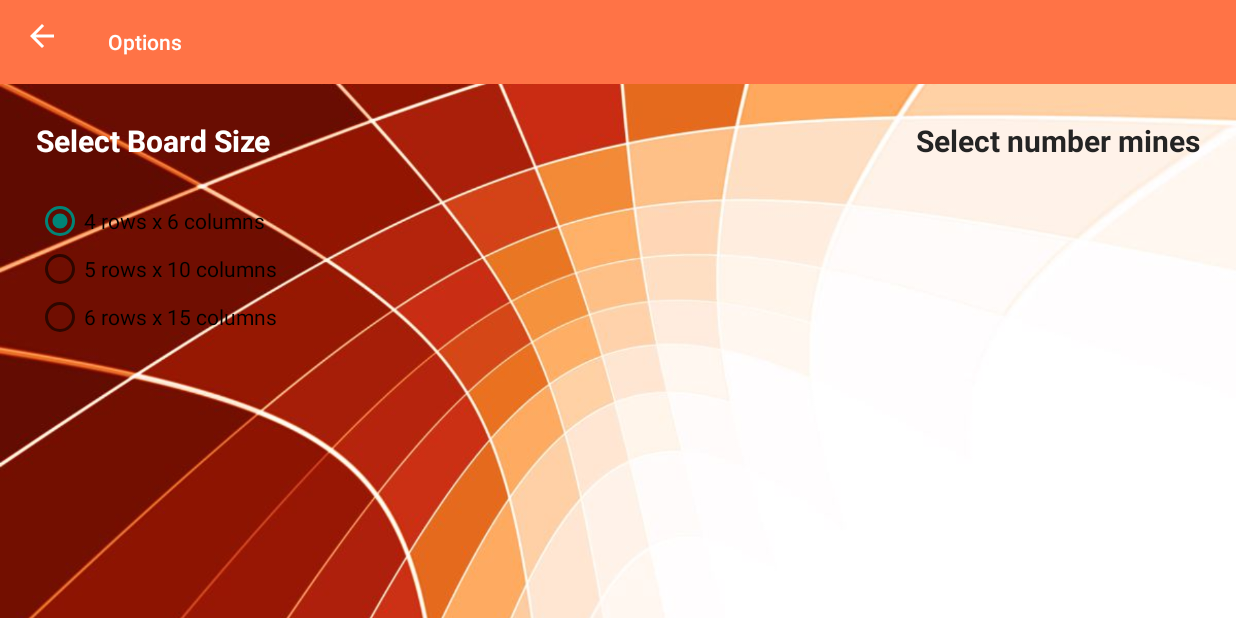
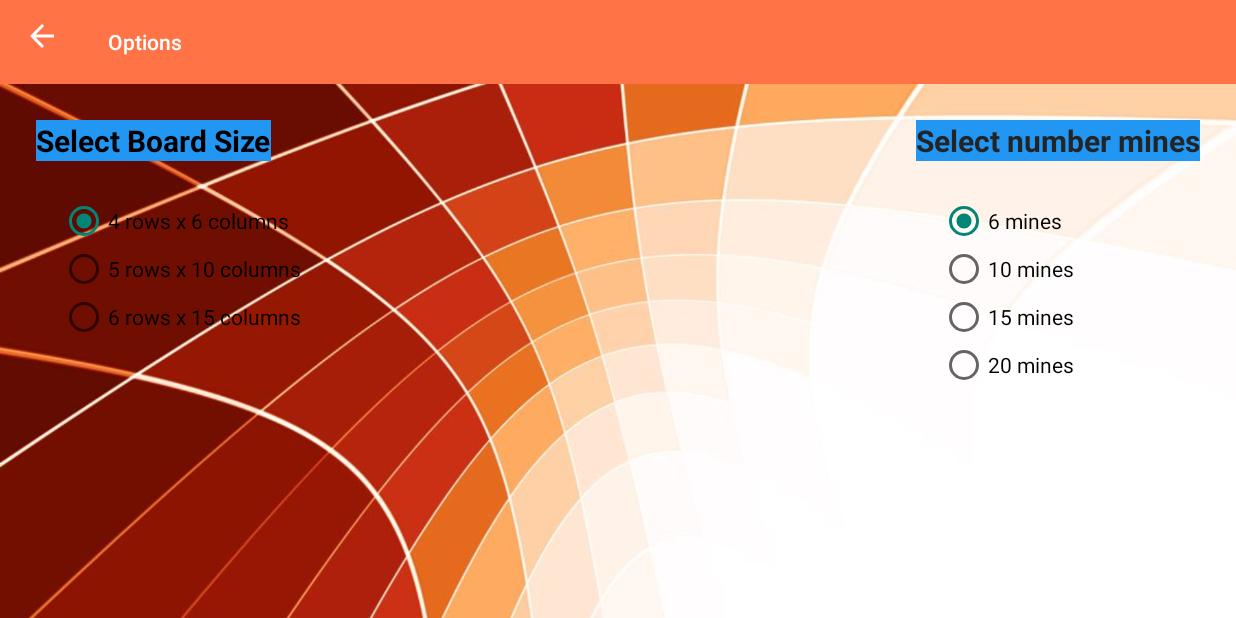
Before and after one commit to hanidnguyen/Diamond-Seeker, an Android app: the MainMenu screen opened directly, with no data from a screen before it, after a tap on "OPTIONS", on a phone screen of 824 x 412 dp (held sideways). Run offline under Robolectric (Android 15) with nearby library versions, the phone set to English and light mode, and no system bars.

Commit message:
- Completed the Options page with options saved by SharedPreferences

```diff
--- a/app/src/main/java/cmpt276/assignment3/diamondseeker/MainMenu.java
+++ b/app/src/main/java/cmpt276/assignment3/diamondseeker/MainMenu.java
@@ -1,22 +1,14 @@
 package cmpt276.assignment3.diamondseeker;
 
-import androidx.activity.result.ActivityResult;
-import androidx.activity.result.ActivityResultCallback;
-import androidx.activity.result.ActivityResultLauncher;
-import androidx.activity.result.contract.ActivityResultContracts;
 import androidx.annotation.NonNull;
-import androidx.annotation.Nullable;
 import androidx.appcompat.app.ActionBar;
 import androidx.appcompat.app.AppCompatActivity;
 
-import android.app.Activity;
 import android.content.Intent;
 import android.os.Bundle;
-import android.util.Log;
 import android.view.MenuItem;
 import android.widget.Button;
 import android.widget.TextView;
-import android.widget.Toast;
 
 import cmpt276.assignment3.diamondseeker.model.GameOptions;
 
@@ -77,9 +69,12 @@ public class MainMenu extends AppCompatActivity {
 
     private void refreshScreen() {
         //Refresh num panels display
-        TextView tvNumPanels = findViewById(R.id.board_number);
-        int numPanels = OptionsPage.getNumPanels(this);
-        tvNumPanels.setText(""+numPanels);
+        TextView tvBoardPanels = findViewById(R.id.board_number);
+        TextView tvMinesPanels = findViewById(R.id.mines_number);
+        int boardPanels = OptionsPage.getBoardNumPanels(this);
+        int minesPanels = OptionsPage.getMinesNumPanels(this);
+        tvBoardPanels.setText(""+boardPanels);
+        tvMinesPanels.setText(""+minesPanels);
     }
 
     @Override
--- a/app/src/main/java/cmpt276/assignment3/diamondseeker/OptionsPage.java
+++ b/app/src/main/java/cmpt276/assignment3/diamondseeker/OptionsPage.java
@@ -14,6 +14,7 @@ import android.widget.RadioGroup;
 
 public class OptionsPage extends AppCompatActivity {
     private static final String BOARD_NUM_NAME = "Board Number";
+    private static final String MINES_NUM_NAME = "Mines Number";
     private static final String PREFS_NAME = "AppPrefs";
 
     public static Intent makeIntent(Context context){
@@ -30,35 +31,55 @@ public class OptionsPage extends AppCompatActivity {
         ab.setDisplayHomeAsUpEnabled(true);
 
         createBoardSizeRadioButtons();
+        createMineRadioButtons();
     }
+
+
 
     private void createBoardSizeRadioButtons() {
         RadioGroup group = findViewById(R.id.board_size_radio);
 
         int[] numPanels = getResources().getIntArray(R.array.num_board_size);
-        String[] board_optionsDisplay = getResources().getStringArray(R.array.board_options_display);
+        String[] board_options_display = getResources().getStringArray(R.array.board_options_display);
         //create the buttons
         for(int i = 0; i < numPanels.length; i++){
             final int numPanel = numPanels[i];
 
             RadioButton button = new RadioButton(this);
-            button.setText(board_optionsDisplay[i]);
+            button.setText(board_options_display[i]);
 
             button.setOnClickListener(view ->
-                    {
-                        saveBoardOption(numPanel);
-                    }
-                );
+                    saveBoardOption(numPanel)
+            );
 
             //Add to radio group:
             group.addView(button);
 
             //Select default button:
-            if(numPanel == getNumPanels(this)){
+            if(numPanel == getBoardNumPanels(this)){
                 button.setChecked(true);
             }
         }
 
+    }
+
+    private void createMineRadioButtons() {
+        RadioGroup group = findViewById(R.id.mines_size_radio);
+        int[] numPanels = getResources().getIntArray(R.array.mines_number);
+        String[] mines_option_display = getResources().getStringArray(R.array.mines_options_display);
+
+        for(int i = 0; i < numPanels.length; i++){
+            final int numPanel = numPanels[i];
+
+            RadioButton button = new RadioButton(this);
+            button.setText(mines_option_display[i]);
+
+            button.setOnClickListener(view -> saveMinesOption(numPanel));
+            group.addView(button);
+            if(numPanel == getMinesNumPanels(this)){
+                button.setChecked(true);
+            }
+        }
     }
 
     private void saveBoardOption(int numPanel) {
@@ -68,7 +89,14 @@ public class OptionsPage extends AppCompatActivity {
         editor.apply();
     }
 
-    static public int getNumPanels(Context context){
+    private void saveMinesOption(int numPanel) {
+        SharedPreferences prefs = this.getSharedPreferences(PREFS_NAME,MODE_PRIVATE);
+        SharedPreferences.Editor editor = prefs.edit();
+        editor.putInt(MINES_NUM_NAME,numPanel);
+        editor.apply();
+    }
+
+    static public int getBoardNumPanels(Context context){
         SharedPreferences prefs = context.getSharedPreferences(PREFS_NAME,MODE_PRIVATE);
 
         int default_board_size = context.getResources().getInteger(R.integer.default_board_size);
@@ -76,6 +104,13 @@ public class OptionsPage extends AppCompatActivity {
         return prefs.getInt(BOARD_NUM_NAME,default_board_size);
     }
 
+    static public int getMinesNumPanels(Context context){
+        SharedPreferences prefs = context.getSharedPreferences(PREFS_NAME,MODE_PRIVATE);
+
+        int default_mines_size = context.getResources().getInteger(R.integer.default_mine);
+
+        return prefs.getInt(MINES_NUM_NAME,default_mines_size);
+    }
 
     @Override
     public boolean onOptionsItemSelected(@NonNull MenuItem item) {
--- a/app/src/main/res/layout/activity_options_page.xml
+++ b/app/src/main/res/layout/activity_options_page.xml
@@ -4,19 +4,21 @@
     xmlns:tools="http://schemas.android.com/tools"
     android:layout_width="match_parent"
     android:layout_height="match_parent"
+    android:background="@color/orange"
+    android:backgroundTint="@color/orange"
     tools:context=".OptionsPage">
 
     <ImageView
         android:id="@+id/options_background"
         android:layout_width="fill_parent"
         android:layout_height="fill_parent"
+        android:contentDescription="@string/options_background_description"
         android:scaleType="centerCrop"
-        android:contentDescription="Options background"
-        app:srcCompat="@drawable/options_background"
         app:layout_constraintBottom_toBottomOf="parent"
         app:layout_constraintEnd_toEndOf="parent"
         app:layout_constraintStart_toStartOf="parent"
-        app:layout_constraintTop_toTopOf="parent"/>
+        app:layout_constraintTop_toTopOf="parent"
+        app:srcCompat="@drawable/options_background" />
 
     <androidx.appcompat.widget.Toolbar
         android:id="@+id/options_toolbar"
@@ -25,19 +27,19 @@
         android:background="@color/orange"
         android:minHeight="?attr/actionBarSize"
         android:theme="?attr/actionBarTheme"
-        app:theme="@style/ThemeOverlay.AppCompat.Dark.ActionBar"
         app:layout_constraintEnd_toEndOf="parent"
         app:layout_constraintStart_toStartOf="parent"
-        app:layout_constraintTop_toTopOf="parent" />
+        app:layout_constraintTop_toTopOf="parent"
+        app:theme="@style/ThemeOverlay.AppCompat.Dark.ActionBar" />
 
     <RadioGroup
         android:id="@+id/board_size_radio"
         android:layout_width="wrap_content"
         android:layout_height="wrap_content"
-        android:layout_marginStart="24dp"
+        android:layout_marginStart="16dp"
         android:layout_marginTop="24dp"
-        app:layout_constraintStart_toStartOf="parent"
-        app:layout_constraintTop_toBottomOf="@+id/board_size_text"></RadioGroup>
+        app:layout_constraintStart_toStartOf="@+id/board_size_text"
+        app:layout_constraintTop_toBottomOf="@+id/board_size_text" />
 
     <TextView
         android:id="@+id/board_size_text"
@@ -45,8 +47,9 @@
         android:layout_height="wrap_content"
         android:layout_marginStart="24dp"
         android:layout_marginTop="24dp"
-        android:text="Select Board Size"
-        android:textColor="@color/white"
+        android:background="@color/blue"
+        android:text="@string/board_size_subtitle"
+        android:textColor="@color/black"
         android:textSize="20sp"
         android:textStyle="bold"
         app:layout_constraintStart_toStartOf="parent"
@@ -58,13 +61,22 @@
         android:layout_height="wrap_content"
         android:layout_marginTop="24dp"
         android:layout_marginEnd="24dp"
-        android:text="Select number mines"
+        android:background="@color/blue"
+        android:text="@string/number_mines_subtitle"
         android:textColor="@color/dark_grey"
         android:textSize="20sp"
         android:textStyle="bold"
         app:layout_constraintEnd_toEndOf="@+id/options_background"
         app:layout_constraintTop_toBottomOf="@+id/options_toolbar" />
 
+    <RadioGroup
+        android:id="@+id/mines_size_radio"
+        android:layout_width="wrap_content"
+        android:layout_height="wrap_content"
+        android:layout_marginStart="16dp"
+        android:layout_marginTop="24dp"
+        app:layout_constraintStart_toStartOf="@+id/mines_text"
+        app:layout_constraintTop_toBottomOf="@+id/mines_text" />
 
 
 </androidx.constraintlayout.widget.ConstraintLayout>
--- /dev/null
+++ b/app/src/main/res/values/mines_number.xml
@@ -0,0 +1,19 @@
+<?xml version="1.0" encoding="utf-8"?>
+<resources>
+    <integer-array name="mines_number">
+        <item>6</item>
+        <item>10</item>
+        <item>15</item>
+        <item>20</item>
+    </integer-array>
+
+    <integer name="default_mine">6</integer>
+
+    <string-array name="mines_options_display">
+        <item>6 mines</item>
+        <item>10 mines</item>
+        <item>15 mines</item>
+        <item>20 mines</item>
+    </string-array>
+
+</resources>
--- a/app/src/main/res/values/strings.xml
+++ b/app/src/main/res/values/strings.xml
@@ -6,5 +6,8 @@
     <string name="onActivity_ref"><a
         href="https://stackoverflow.com/questions/62671106/onactivityresult-method-is-deprecated-what-is-the-alternative">
         Tap to link</a></string>
+    <string name="number_mines_subtitle">Select number mines</string>
+    <string name="board_size_subtitle">Select Board Size</string>
+    <string name="options_background_description">Options background</string>
 
 </resources>
```
Also changed, not shown: app/src/main/res/layout/activity_main_menu.xml (+46 -6 lines).
